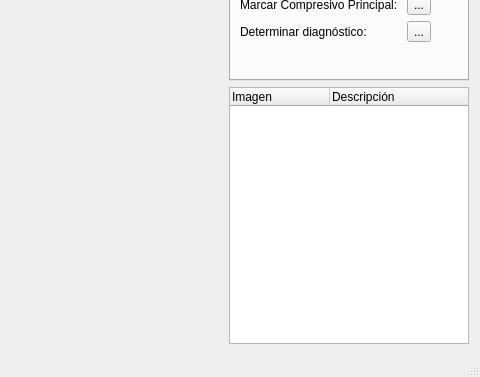
Old version of the form Src/mainwindow.ui in the repository ilanbluestone/analizador-osteoporosis; both pictures show x 320 to 800 and y 223 to 600 of the 800 by 600 pixel window.
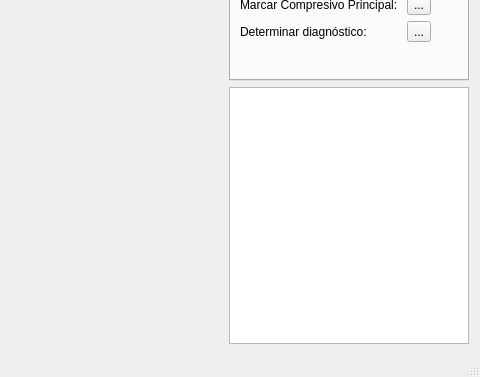
New version of the form.

```diff
--- a/Src/mainwindow.ui
+++ b/Src/mainwindow.ui
@@ -229,7 +229,7 @@
           <bool>true</bool>
          </property>
          <attribute name="headerVisible">
-          <bool>true</bool>
+          <bool>false</bool>
          </attribute>
          <column>
           <property name="text">
```
Left out of the diff: 1 changed line with no effect on the pictures.
